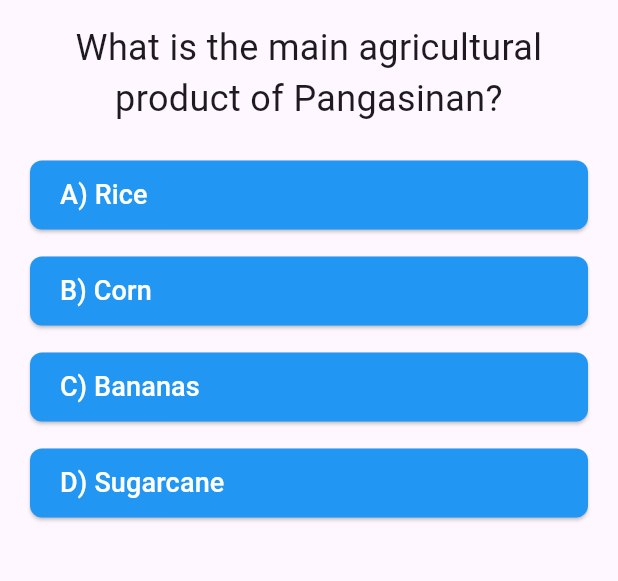
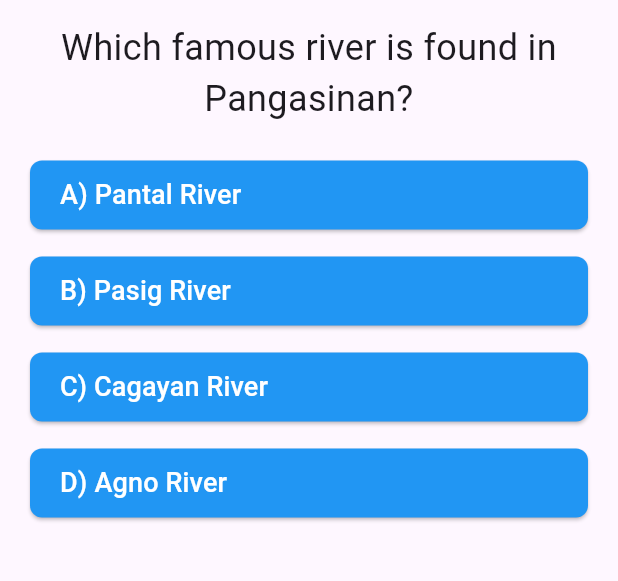
Before and after one commit to HarmonJavier01/assignments_mad1, a Flutter app: the screen it shows after launch, on a phone screen of 412 x 824 dp, the part 84-665 px from its top. Run offline on Flutter 3.47's test engine with Material 3 defaults, Android fonts, the phone set to English and light mode, and no system bars.

Commit message:
Update quiz_screen.dart

```diff
--- a/lib/screen/quiz_screen.dart
+++ b/lib/screen/quiz_screen.dart
@@ -81,6 +81,91 @@ class _QuizScreenState extends State<QuizScreen> {
       'question':
           'Which Pangasinan town is known for its white sandy beaches and Cape Bolinao Lighthouse?',
       'answers': ['A) Bolinao', 'B) San Fabian', 'C) Anda', 'D) Alaminos'],
+      'correctAnswer': 0
+    },
+    {
+      'question':
+          'Which Pangasinan city is known as the “Milkfish Capital of the Philippines”?',
+      'answers': ['A) Dagupan', 'B) Urdaneta', 'C) Alaminos', 'D) Lingayen'],
+      'correctAnswer': 0
+    },
+    {
+      'question':
+          'Which island is a famous pilgrimage site during Holy Week in Pangasinan?',
+      'answers': [
+        'A) Romulo Island',
+        'B) Pilgrimage Island',
+        'C) Tondol Island',
+        'D) Anda Island'
+      ],
+      'correctAnswer': 1
+    },
+    {
+      'question':
+          'Which popular waterfall can be found in Bolinao, Pangasinan?',
+      'answers': [
+        'A) Tambobong Falls',
+        'B) Pantal Falls',
+        'C) Bolinao Falls',
+        'D) Lucap Falls'
+      ],
+      'correctAnswer': 2
+    },
+    {
+      'question': 'What is the major religion practiced in Pangasinan?',
+      'answers': [
+        'A) Roman Catholicism',
+        'B) Protestantism',
+        'C) Islam',
+        'D) Buddhism'
+      ],
+      'correctAnswer': 0
+    },
+    {
+      'question':
+          'Which mountain range lies in the northern part of Pangasinan?',
+      'answers': [
+        'A) Cordillera',
+        'B) Sierra Madre',
+        'C) Caraballo',
+        'D) Zambales Range'
+      ],
+      'correctAnswer': 3
+    },
+    {
+      'question':
+          'What is the nickname of the municipality of Mangatarem in Pangasinan?',
+      'answers': [
+        'A) “Forest Capital of Pangasinan”',
+        'B) “Bangus Capital”',
+        'C) “City of Gold”',
+        'D) “Gateway to the West”'
+      ],
+      'correctAnswer': 0
+    },
+    {
+      'question': 'Which famous river is found in Pangasinan?',
+      'answers': [
+        'A) Pantal River',
+        'B) Pasig River',
+        'C) Cagayan River',
+        'D) Agno River'
+      ],
+      'correctAnswer': 3
+    },
+    {
+      'question': 'In which year did Pangasinan become a province?',
+      'answers': ['A) 1572', 'B) 1660', 'C) 1901', 'D) 1946'],
+      'correctAnswer': 0
+    },
+    {
+      'question': 'What is the local term for rice cakes made in Pangasinan?',
+      'answers': ['A) Patupat', 'B) Bibingka', 'C) Tupig', 'D) Kutsinta'],
+      'correctAnswer': 2
+    },
+    {
+      'question': 'Which Pangasinan city is home to the scenic Tondol Beach?',
+      'answers': ['A) Anda', 'B) Alaminos', 'C) San Fabian', 'D) Bolinao'],
       'correctAnswer': 0
     },
   ];
```
